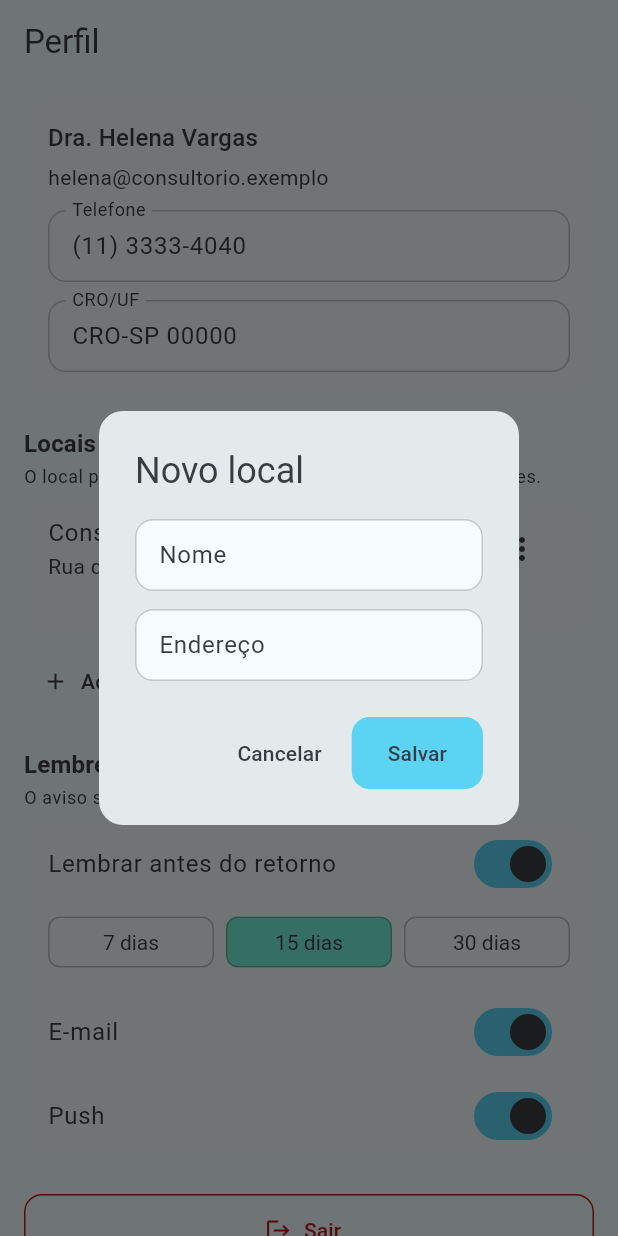
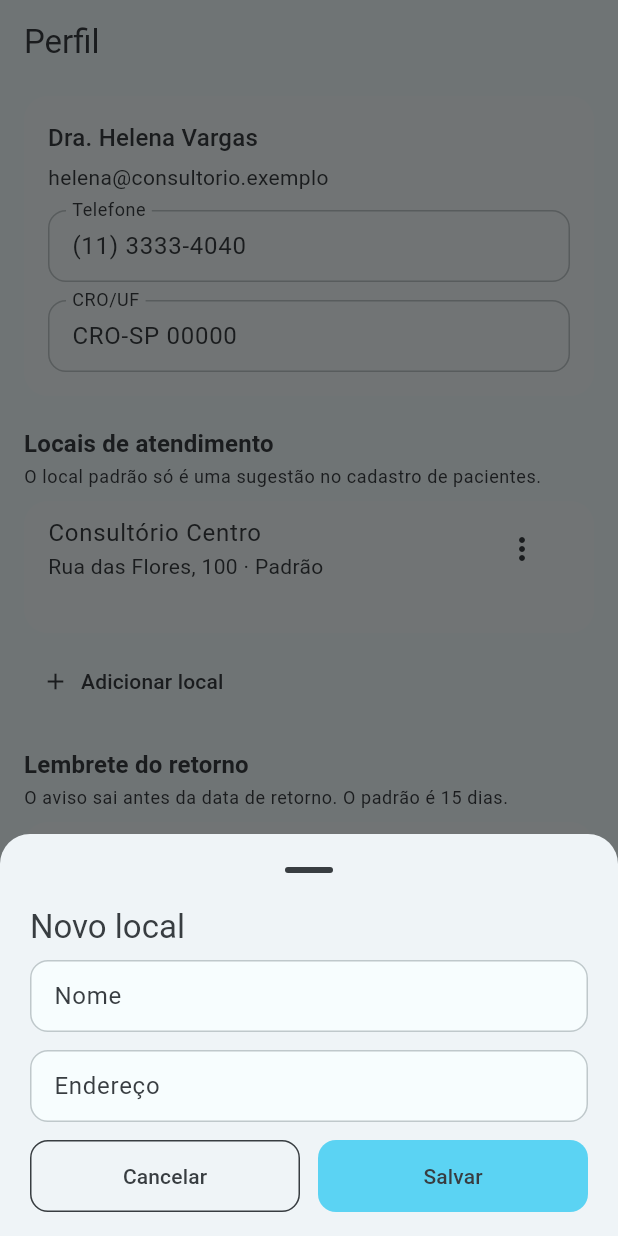
Before and after one commit to Orthoflow-Resende/Implate-flow, a Flutter app: the ProfileScreen screen opened by its route, after a tap on "Adicionar local", on a phone screen of 412 x 824 dp. Run offline on Flutter 3.47's test engine with Material 3 defaults, Android fonts, the phone set to English and light mode, and no system bars; our stand-ins replace go_router, image_picker, path_drawing, pdf, printing.

Commit message:
feat(ui): open short forms in a bottom sheet
Suture removal and the other short forms use the shared sheet. Long flows stay on their own screens, and discard confirmations stay dialogs.

```diff
--- /dev/null
+++ b/lib/ui/core/app_sheet.dart
@@ -0,0 +1,140 @@
+import 'package:flutter/material.dart';
+
+/// Bottom sheet para ações curtas. Formulários longos usam rota própria
+/// (paciente, rastreabilidade e novo procedimento). A escolha de paciente na
+/// agenda já abre em sheet. Confirmações de descarte continuam em diálogo.
+/// Filtros permanecem no menu dropdown.
+Future<T?> showAppSheet<T>({required BuildContext context, required WidgetBuilder builder}) {
+  return showModalBottomSheet<T>(
+    context: context,
+    isScrollControlled: true,
+    useSafeArea: true,
+    showDragHandle: true,
+    builder: builder,
+  );
+}
+
+class AppSheet extends StatefulWidget {
+  const AppSheet({
+    super.key,
+    required this.title,
+    required this.child,
+    this.footer,
+    this.dirty = false,
+  });
+
+  final String title;
+  final Widget child;
+  final Widget? footer;
+  final bool dirty;
+
+  static void pop<T>(BuildContext context, [T? result]) {
+    final state = context.findAncestorStateOfType<_AppSheetState>();
+    if (state == null) {
+      Navigator.pop(context, result);
+      return;
+    }
+    state._pop(result);
+  }
+
+  @override
+  State<AppSheet> createState() => _AppSheetState();
+}
+
+class _AppSheetState extends State<AppSheet> {
+  var _closing = false;
+
+  bool get _canPop => _closing || !widget.dirty;
+
+  void _pop<T>([T? result]) {
+    setState(() => _closing = true);
+    WidgetsBinding.instance.addPostFrameCallback((_) {
+      if (mounted) Navigator.pop(context, result);
+    });
+  }
+
+  Future<void> _confirmDiscard() async {
+    final discard = await showDialog<bool>(
+      context: context,
+      builder: (context) => AlertDialog(
+        title: const Text('Descartar alterações'),
+        content: const Text('O que foi digitado será perdido.'),
+        actions: [
+          TextButton(onPressed: () => Navigator.pop(context, false), child: const Text('Continuar')),
+          FilledButton(onPressed: () => Navigator.pop(context, true), child: const Text('Descartar')),
+        ],
+      ),
+    );
+    if (discard == true && mounted) _pop();
+  }
+
+  @override
+  Widget build(BuildContext context) {
+    final keyboard = MediaQuery.viewInsetsOf(context).bottom;
+    final maxHeight = MediaQuery.sizeOf(context).height * 0.85;
+    return PopScope(
+      canPop: _canPop,
+      onPopInvokedWithResult: (didPop, result) {
+        if (didPop || _canPop) return;
+        _confirmDiscard();
+      },
+      child: Padding(
+        padding: EdgeInsets.only(bottom: keyboard),
+        child: ConstrainedBox(
+          constraints: BoxConstraints(maxHeight: maxHeight),
+          child: Column(
+            mainAxisSize: MainAxisSize.min,
+            crossAxisAlignment: CrossAxisAlignment.stretch,
+            children: [
+              Padding(
+                padding: const EdgeInsets.fromLTRB(20, 0, 20, 8),
+                child: Text(widget.title, style: Theme.of(context).textTheme.titleLarge),
+              ),
+              Flexible(
+                child: ListView(
+                  shrinkWrap: true,
+                  padding: const EdgeInsets.fromLTRB(20, 0, 20, 8),
+                  children: [widget.child],
+                ),
+              ),
+              if (widget.footer != null)
+                Padding(
+                  padding: const EdgeInsets.fromLTRB(20, 4, 20, 16),
+                  child: widget.footer,
+                ),
+            ],
+          ),
+        ),
+      ),
+    );
+  }
+}
+
+class AppSheetActions extends StatelessWidget {
+  const AppSheetActions({
+    super.key,
+    required this.onSave,
+    this.saveLabel = 'Salvar',
+  });
+
+  final VoidCallback onSave;
+  final String saveLabel;
+
+  @override
+  Widget build(BuildContext context) {
+    return Row(
+      children: [
+        Expanded(
+          child: OutlinedButton(
+            onPressed: () => AppSheet.pop(context),
+            child: const Text('Cancelar'),
+          ),
+        ),
+        const SizedBox(width: 12),
+        Expanded(
+          child: FilledButton(onPressed: onSave, child: Text(saveLabel)),
+        ),
+      ],
+    );
+  }
+}
--- a/lib/ui/profile/profile_screen.dart
+++ b/lib/ui/profile/profile_screen.dart
@@ -3,6 +3,7 @@ import 'package:provider/provider.dart';
 
 import '../../domain/models.dart';
 import '../../domain/practice.dart';
+import '../core/app_sheet.dart';
 import '../core/brazilian_phone_field.dart';
 import '../core/layout.dart';
 import '../view_models.dart';
@@ -188,7 +189,7 @@ Future<void> _editLocation(
   ProfileViewModel viewModel, {
   CareLocation? location,
 }) async {
-  final draft = await showDialog<({String name, String address})>(
+  final draft = await showAppSheet<({String name, String address})>(
     context: context,
     builder: (context) => _LocationDialog(location: location),
   );
@@ -222,30 +223,31 @@ class _LocationDialogState extends State<_LocationDialog> {
 
   @override
   Widget build(BuildContext context) {
-    return AlertDialog(
-      title: Text(widget.location == null ? 'Novo local' : 'Editar local'),
-      content: Column(
+    final initialName = widget.location?.name ?? '';
+    final initialAddress = widget.location?.address ?? '';
+    return AppSheet(
+      title: widget.location == null ? 'Novo local' : 'Editar local',
+      dirty: name.text.trim() != initialName || address.text.trim() != initialAddress,
+      footer: AppSheetActions(
+        onSave: () => AppSheet.pop(context, (name: name.text.trim(), address: address.text.trim())),
+      ),
+      child: Column(
         mainAxisSize: MainAxisSize.min,
         children: [
           TextField(
             controller: name,
             decoration: const InputDecoration(labelText: 'Nome'),
             textCapitalization: TextCapitalization.words,
+            onChanged: (_) => setState(() {}),
           ),
           const SizedBox(height: 12),
           TextField(
             controller: address,
             decoration: const InputDecoration(labelText: 'Endereço'),
+            onChanged: (_) => setState(() {}),
           ),
         ],
       ),
-      actions: [
-        TextButton(onPressed: () => Navigator.pop(context), child: const Text('Cancelar')),
-        FilledButton(
-          onPressed: () => Navigator.pop(context, (name: name.text.trim(), address: address.text.trim())),
-          child: const Text('Salvar'),
-        ),
-      ],
     );
   }
 }
@@ -259,23 +261,24 @@ Future<String?> _pickReplacement(
     for (final location in locations)
       if (location.active && location.id != currentId) location,
   ];
-  return showDialog<String>(
+  return showAppSheet<String>(
     context: context,
-    builder: (context) => AlertDialog(
-      title: const Text('Escolha o novo padrão'),
-      content: Column(
+    builder: (context) => AppSheet(
+      title: 'Escolha o novo padrão',
+      footer: Align(
+        alignment: Alignment.centerLeft,
+        child: TextButton(onPressed: () => AppSheet.pop(context), child: const Text('Cancelar')),
+      ),
+      child: Column(
         mainAxisSize: MainAxisSize.min,
         children: [
           for (final location in options)
             ListTile(
               title: Text(location.name),
-              onTap: () => Navigator.pop(context, location.id),
+              onTap: () => AppSheet.pop(context, location.id),
             ),
         ],
       ),
-      actions: [
-        TextButton(onPressed: () => Navigator.pop(context), child: const Text('Cancelar')),
-      ],
     ),
   );
 }
```
Also changed, not shown: lib/ui/procedure/procedure_screen.dart (+77 -56 lines), 2 other files.
